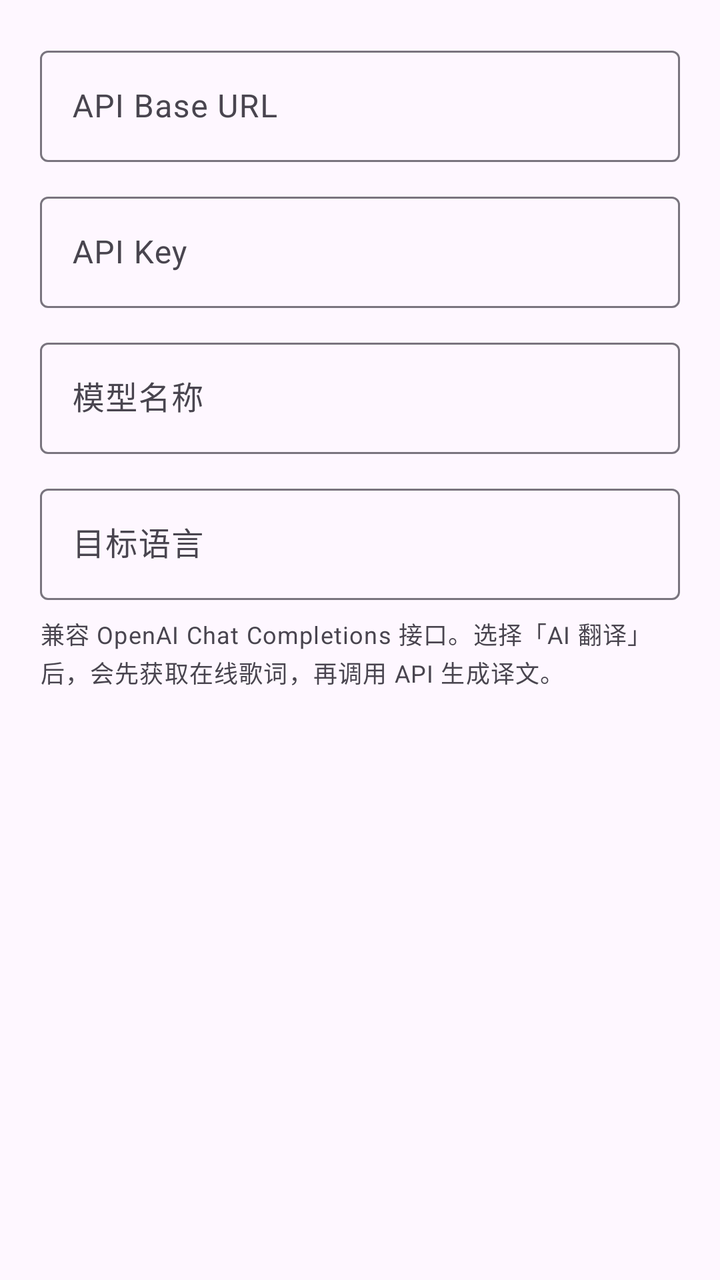
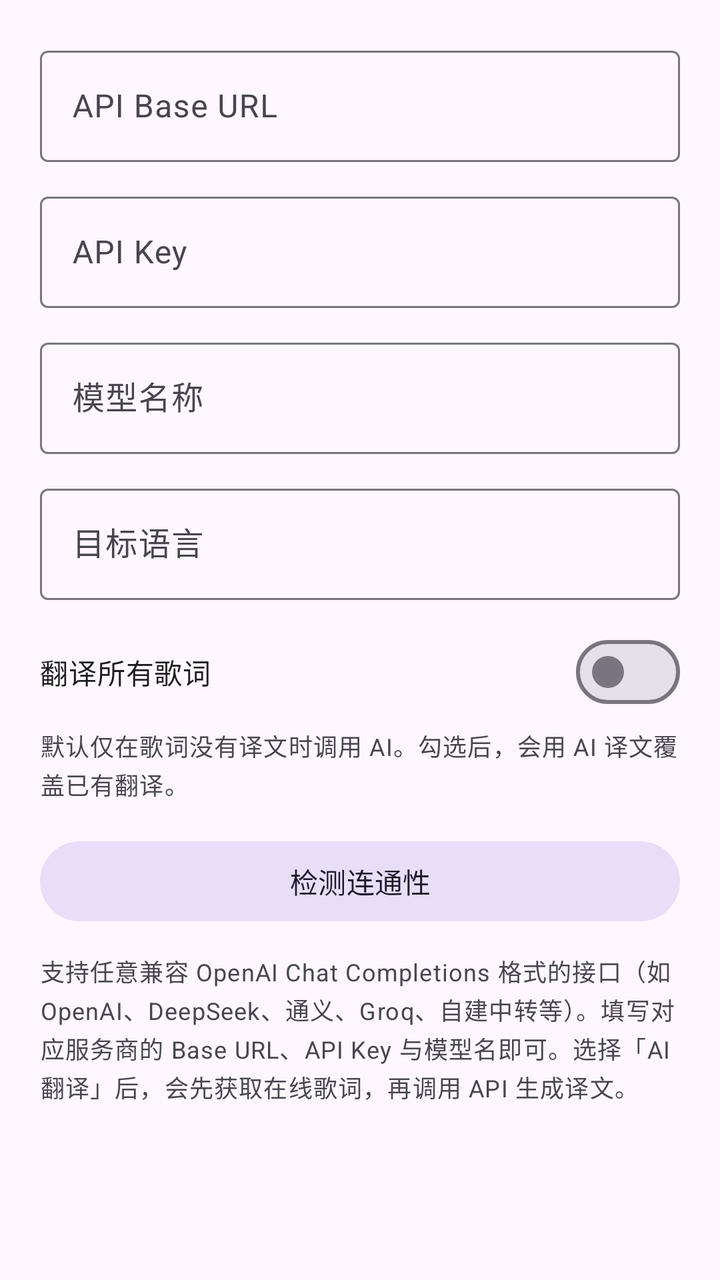

Two renders of the same Android screen: before a commit and after it. Below are the layout's source before the change and the commit's diff.
<!-- AndroidManifest.xml: application theme Theme.LyricFocus -->
<!-- res/layout/dialog_ai_lyric_settings.xml -->
<?xml version="1.0" encoding="utf-8"?>

<ScrollView xmlns:android="http://schemas.android.com/apk/res/android"
    android:layout_width="match_parent"
    android:layout_height="wrap_content">

    <LinearLayout
        android:layout_width="match_parent"
        android:layout_height="wrap_content"
        android:orientation="vertical"
        android:padding="20dp">

        <com.google.android.material.textfield.TextInputLayout
            android:layout_width="match_parent"
            android:layout_height="wrap_content"
            android:hint="API Base URL">

            <com.google.android.material.textfield.TextInputEditText
                android:id="@+id/input_ai_base_url"
                android:layout_width="match_parent"
                android:layout_height="wrap_content"
                android:inputType="textUri" />
        </com.google.android.material.textfield.TextInputLayout>

        <com.google.android.material.textfield.TextInputLayout
            android:layout_width="match_parent"
            android:layout_height="wrap_content"
            android:layout_marginTop="12dp"
            android:hint="API Key">

            <com.google.android.material.textfield.TextInputEditText
                android:id="@+id/input_ai_api_key"
                android:layout_width="match_parent"
                android:layout_height="wrap_content"
                android:inputType="textPassword" />
        </com.google.android.material.textfield.TextInputLayout>

        <com.google.android.material.textfield.TextInputLayout
            android:layout_width="match_parent"
            android:layout_height="wrap_content"
            android:layout_marginTop="12dp"
            android:hint="模型名称">

            <com.google.android.material.textfield.TextInputEditText
                android:id="@+id/input_ai_model"
                android:layout_width="match_parent"
                android:layout_height="wrap_content"
                android:inputType="text" />
        </com.google.android.material.textfield.TextInputLayout>

        <com.google.android.material.textfield.TextInputLayout
            android:layout_width="match_parent"
            android:layout_height="wrap_content"
            android:layout_marginTop="12dp"
            android:hint="目标语言">

            <com.google.android.material.textfield.TextInputEditText
                android:id="@+id/input_ai_target_language"
                android:layout_width="match_parent"
                android:layout_height="wrap_content"
                android:inputType="text" />
        </com.google.android.material.textfield.TextInputLayout>

        <TextView
            android:layout_width="match_parent"
            android:layout_height="wrap_content"
            android:layout_marginTop="8dp"
            android:text="兼容 OpenAI Chat Completions 接口。选择「AI 翻译」后，会先获取在线歌词，再调用 API 生成译文。"
            android:textAppearance="?attr/textAppearanceBodySmall"
            android:textColor="?attr/colorOnSurfaceVariant" />

    </LinearLayout>
</ScrollView>
<!-- resources referenced by this layout -->
<resources>
  <style name="Theme.LyricFocus" parent="Theme.Material3.DayNight.NoActionBar">
          <item name="android:statusBarColor">@android:color/transparent</item>
          <item name="android:navigationBarColor">@android:color/transparent</item>
          <item name="android:windowLightStatusBar">?attr/isLightTheme</item>
          <item name="android:windowLightNavigationBar" tools:targetApi="27">?attr/isLightTheme</item>
      </style>
</resources>

<!-- the commit's change to res/layout/dialog_ai_lyric_settings.xml (unified diff, before → after) -->
@@ -61,11 +61,43 @@
                 android:inputType="text" />
         </com.google.android.material.textfield.TextInputLayout>
 
+        <com.google.android.material.materialswitch.MaterialSwitch
+            android:id="@+id/switch_ai_translate_all"
+            android:layout_width="match_parent"
+            android:layout_height="wrap_content"
+            android:layout_marginTop="12dp"
+            android:text="翻译所有歌词" />
+
         <TextView
             android:layout_width="match_parent"
             android:layout_height="wrap_content"
+            android:layout_marginTop="4dp"
+            android:text="默认仅在歌词没有译文时调用 AI。勾选后，会用 AI 译文覆盖已有翻译。"
+            android:textAppearance="?attr/textAppearanceBodySmall"
+            android:textColor="?attr/colorOnSurfaceVariant" />
+
+        <com.google.android.material.button.MaterialButton
+            android:id="@+id/btn_test_ai_connectivity"
+            style="@style/Widget.Material3.Button.TonalButton"
+            android:layout_width="match_parent"
+            android:layout_height="wrap_content"
+            android:layout_marginTop="16dp"
+            android:text="检测连通性" />
+
+        <TextView
+            android:id="@+id/tv_ai_connectivity_result"
+            android:layout_width="match_parent"
+            android:layout_height="wrap_content"
             android:layout_marginTop="8dp"
-            android:text="兼容 OpenAI Chat Completions 接口。选择「AI 翻译」后，会先获取在线歌词，再调用 API 生成译文。"
+            android:textAppearance="?attr/textAppearanceBodySmall"
+            android:textColor="?attr/colorOnSurfaceVariant"
+            android:visibility="gone" />
+
+        <TextView
+            android:layout_width="match_parent"
+            android:layout_height="wrap_content"
+            android:layout_marginTop="12dp"
+            android:text="支持任意兼容 OpenAI Chat Completions 格式的接口（如 OpenAI、DeepSeek、通义、Groq、自建中转等）。填写对应服务商的 Base URL、API Key 与模型名即可。选择「AI 翻译」后，会先获取在线歌词，再调用 API 生成译文。"
             android:textAppearance="?attr/textAppearanceBodySmall"
             android:textColor="?attr/colorOnSurfaceVariant" />
 
